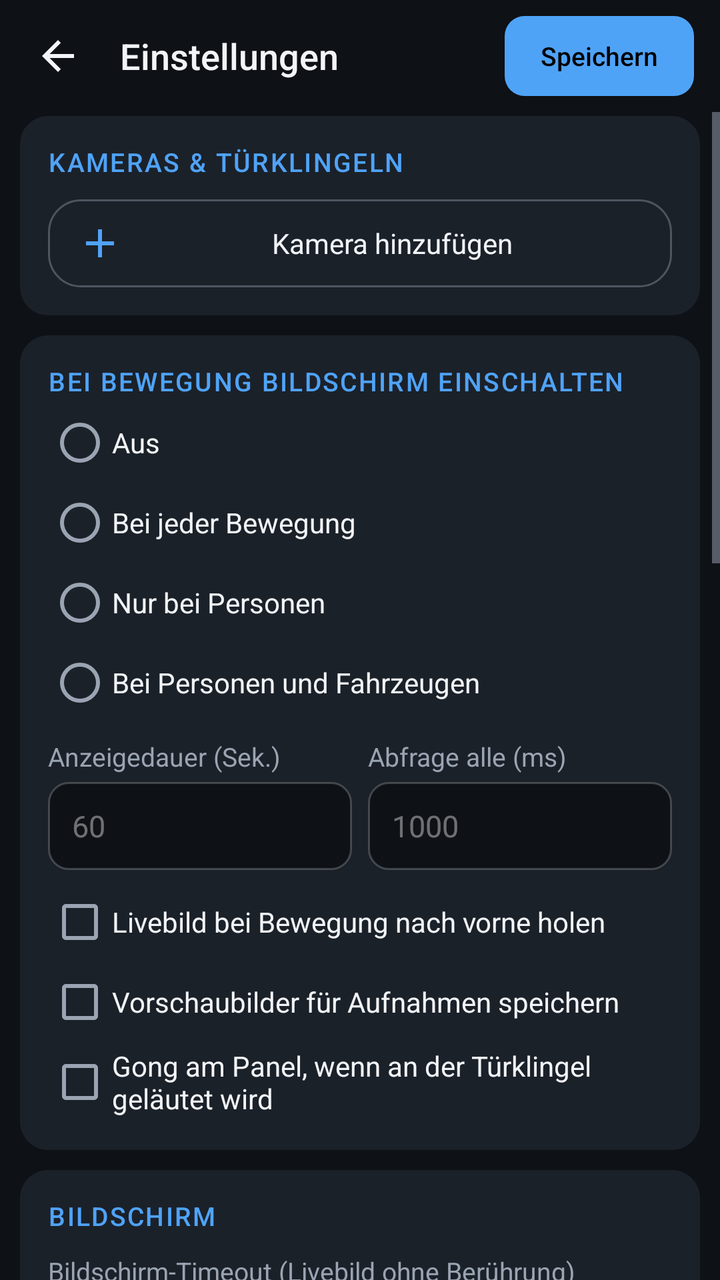
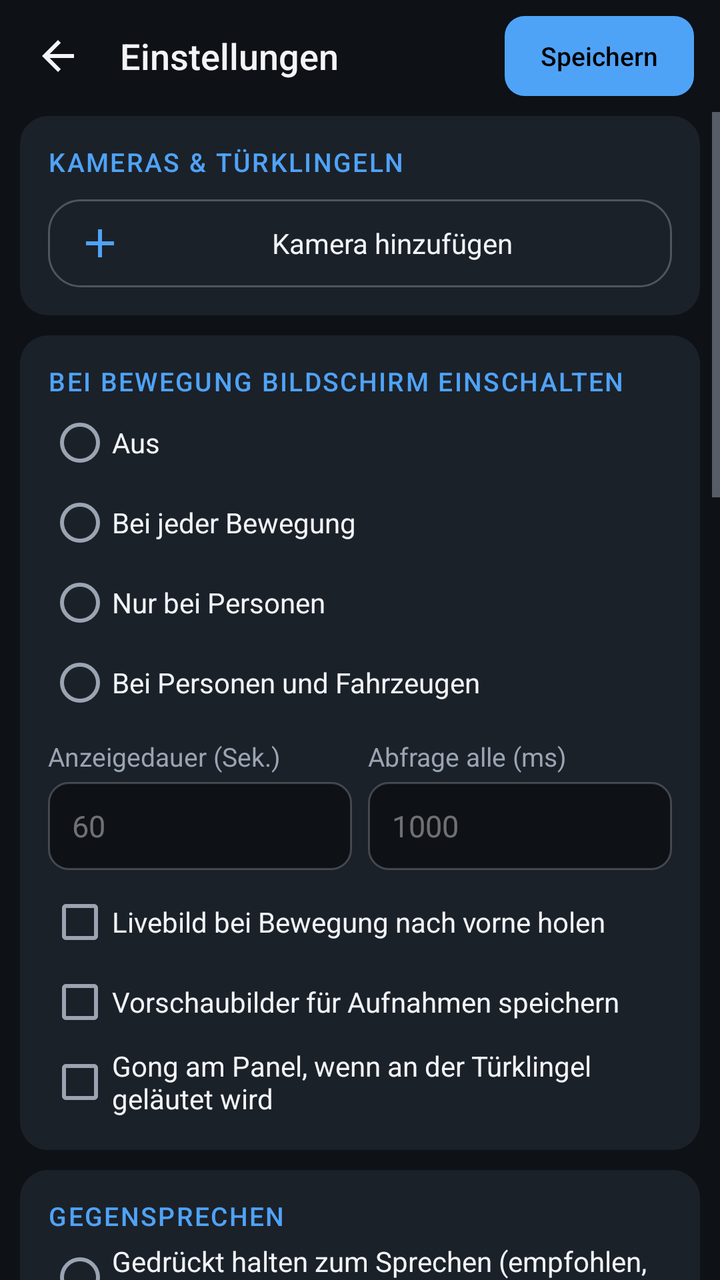

Before-and-after screenshots of an Android layout around one commit, followed by the original layout XML and the change that was made.
<!-- AndroidManifest.xml: application theme AppTheme -->
<!-- res/layout/activity_settings.xml -->
<?xml version="1.0" encoding="utf-8"?>
<LinearLayout xmlns:android="http://schemas.android.com/apk/res/android"
    android:layout_width="match_parent"
    android:layout_height="match_parent"
    android:background="@color/bg"
    android:orientation="vertical">

    
    <LinearLayout
        android:layout_width="match_parent"
        android:layout_height="56dp"
        android:gravity="center_vertical"
        android:orientation="horizontal"
        android:paddingLeft="4dp"
        android:paddingRight="10dp">

        <ImageButton
            android:id="@+id/btnBackSettings"
            style="@style/IconButton"
            android:contentDescription="Zurück"
            android:src="@drawable/ic_back" />

        <TextView
            style="@style/Title"
            android:layout_width="0dp"
            android:layout_height="wrap_content"
            android:layout_marginLeft="6dp"
            android:layout_weight="1"
            android:text="Einstellungen" />

        <Button
            android:id="@+id/btnSave"
            style="@style/BarButton"
            android:layout_width="wrap_content"
            android:layout_height="40dp"
            android:minHeight="40dp"
            android:background="@drawable/btn_primary"
            android:paddingLeft="18dp"
            android:paddingRight="18dp"
            android:text="Speichern"
            android:textColor="#000000" />
    </LinearLayout>

    <ScrollView
        android:layout_width="match_parent"
        android:layout_height="0dp"
        android:layout_weight="1"
        android:fillViewport="true">

        <LinearLayout
            android:layout_width="match_parent"
            android:layout_height="wrap_content"
            android:orientation="vertical"
            android:paddingLeft="10dp"
            android:paddingRight="10dp"
            android:paddingBottom="16dp">

            
            <LinearLayout style="@style/Card" android:layout_width="match_parent" android:layout_height="wrap_content" android:layout_marginTop="2dp">
                <TextView style="@style/Section" android:layout_width="wrap_content" android:layout_height="wrap_content" android:text="Kameras &amp; Türklingeln" />
                <LinearLayout android:id="@+id/camList" android:layout_width="match_parent" android:layout_height="wrap_content" android:orientation="vertical" />
                <TextView android:id="@+id/btnAddCam" android:layout_width="match_parent" android:layout_height="44dp" android:layout_marginTop="8dp" android:background="@drawable/chip" android:clickable="true" android:drawableLeft="@drawable/ic_add" android:drawablePadding="8dp" android:drawableTint="@color/accent" android:focusable="true" android:gravity="center" android:paddingLeft="14dp" android:paddingRight="14dp" android:text="Kamera hinzufügen" android:textColor="@color/text" android:textSize="14sp" />
            </LinearLayout>

            
            <LinearLayout style="@style/Card" android:layout_width="match_parent" android:layout_height="wrap_content">
                <TextView style="@style/Section" android:layout_width="wrap_content" android:layout_height="wrap_content" android:text="Bei Bewegung Bildschirm einschalten" />
                <RadioGroup android:id="@+id/rgTrigger" android:layout_width="match_parent" android:layout_height="wrap_content" android:orientation="vertical">
                    <RadioButton android:id="@+id/rbTrigOff" style="@style/Option" android:layout_width="match_parent" android:layout_height="wrap_content" android:text="Aus" />
                    <RadioButton android:id="@+id/rbTrigAny" style="@style/Option" android:layout_width="match_parent" android:layout_height="wrap_content" android:text="Bei jeder Bewegung" />
                    <RadioButton android:id="@+id/rbTrigPerson" style="@style/Option" android:layout_width="match_parent" android:layout_height="wrap_content" android:text="Nur bei Personen" />
                    <RadioButton android:id="@+id/rbTrigPersonVehicle" style="@style/Option" android:layout_width="match_parent" android:layout_height="wrap_content" android:text="Bei Personen und Fahrzeugen" />
                </RadioGroup>

                <LinearLayout android:layout_width="match_parent" android:layout_height="wrap_content" android:orientation="horizontal">
                    <LinearLayout android:layout_width="0dp" android:layout_height="wrap_content" android:layout_weight="1" android:layout_marginRight="8dp" android:orientation="vertical">
                        <TextView style="@style/Label" android:layout_width="wrap_content" android:layout_height="wrap_content" android:text="Anzeigedauer (Sek.)" />
                        <EditText android:id="@+id/etWake" style="@style/Field" android:layout_width="match_parent" android:layout_height="wrap_content" android:hint="60" android:inputType="number" />
                    </LinearLayout>
                    <LinearLayout android:layout_width="0dp" android:layout_height="wrap_content" android:layout_weight="1" android:orientation="vertical">
                        <TextView style="@style/Label" android:layout_width="wrap_content" android:layout_height="wrap_content" android:text="Abfrage alle (ms)" />
                        <EditText android:id="@+id/etPoll" style="@style/Field" android:layout_width="match_parent" android:layout_height="wrap_content" android:hint="1000" android:inputType="number" />
                    </LinearLayout>
                </LinearLayout>

                <CheckBox android:id="@+id/cbFront" style="@style/Option" android:layout_width="match_parent" android:layout_height="wrap_content" android:layout_marginTop="6dp" android:text="Livebild bei Bewegung nach vorne holen" />
                <CheckBox android:id="@+id/cbThumbs" style="@style/Option" android:layout_width="match_parent" android:layout_height="wrap_content" android:text="Vorschaubilder für Aufnahmen speichern" />
                <CheckBox android:id="@+id/cbChime" style="@style/Option" android:layout_width="match_parent" android:layout_height="wrap_content" android:text="Gong am Panel, wenn an der Türklingel geläutet wird" />
            </LinearLayout>

            
            <LinearLayout style="@style/Card" android:layout_width="match_parent" android:layout_height="wrap_content">
                <TextView style="@style/Section" android:layout_width="wrap_content" android:layout_height="wrap_content" android:text="Bildschirm" />
                <TextView style="@style/Label" android:layout_width="wrap_content" android:layout_height="wrap_content" android:text="Bildschirm-Timeout (Livebild ohne Berührung)" />
                <Spinner android:id="@+id/spTimeout" android:layout_width="match_parent" android:layout_height="44dp" android:layout_marginTop="4dp" android:background="@drawable/field_bg" android:paddingLeft="4dp" android:popupBackground="@color/surface" android:spinnerMode="dropdown" />
                <CheckBox android:id="@+id/cbProxWake" style="@style/Option" android:layout_width="match_parent" android:layout_height="wrap_content" android:layout_marginTop="6dp" android:text="Display per Handbewegung einschalten (Näherungssensor)" />
                <TextView android:id="@+id/tvScreenHint" android:layout_width="match_parent" android:layout_height="wrap_content" android:layout_marginTop="2dp" android:textColor="@color/textDim" android:textSize="12sp" />
                <Button android:id="@+id/btnAdmin" style="@style/BarButton" android:layout_width="match_parent" android:layout_height="wrap_content" android:layout_marginTop="8dp" android:background="@drawable/chip" android:text="Display-Ausschalten erlauben" />
            </LinearLayout>

            
            <LinearLayout style="@style/Card" android:layout_width="match_parent" android:layout_height="wrap_content">
                <TextView style="@style/Section" android:layout_width="wrap_content" android:layout_height="wrap_content" android:text="Bildqualität" />
                <TextView style="@style/Label" android:layout_width="wrap_content" android:layout_height="wrap_content" android:text="Livebild" />
                <RadioGroup android:id="@+id/rgLive" android:layout_width="match_parent" android:layout_height="wrap_content" android:orientation="vertical">
                    <RadioButton android:id="@+id/rbLiveSub" style="@style/Option" android:layout_width="match_parent" android:layout_height="wrap_content" android:text="SD – flüssig, wenig CPU (empfohlen)" />
                    <RadioButton android:id="@+id/rbLiveMain" style="@style/Option" android:layout_width="match_parent" android:layout_height="wrap_content" android:text="HD – fällt automatisch auf SD zurück, falls nicht abspielbar" />
                </RadioGroup>
                <TextView style="@style/Label" android:layout_width="wrap_content" android:layout_height="wrap_content" android:text="Aufnahmen abspielen in" />
                <RadioGroup android:id="@+id/rgRec" android:layout_width="match_parent" android:layout_height="wrap_content" android:orientation="vertical">
                    <RadioButton android:id="@+id/rbRecSub" style="@style/Option" android:layout_width="match_parent" android:layout_height="wrap_content" android:text="SD – lädt schnell (empfohlen)" />
                    <RadioButton android:id="@+id/rbRecMain" style="@style/Option" android:layout_width="match_parent" android:layout_height="wrap_content" android:text="HD – große Dateien" />
                </RadioGroup>
                <TextView style="@style/Label" android:layout_width="wrap_content" android:layout_height="wrap_content" android:text="Übersicht (mehrere Kameras)" />
                <CheckBox android:id="@+id/cbGridLive" style="@style/Option" android:layout_width="match_parent" android:layout_height="wrap_content" android:text="Livevideo statt Standbildern (bis 4 Kameras, mehr CPU)" />
                <TextView style="@style/Label" android:layout_width="wrap_content" android:layout_height="wrap_content" android:text="Standbilder aktualisieren alle (Sek.)" />
                <EditText android:id="@+id/etGridSeconds" style="@style/Field" android:layout_width="match_parent" android:layout_height="wrap_content" android:hint="2" android:inputType="number" />
            </LinearLayout>

            
            <LinearLayout style="@style/Card" android:layout_width="match_parent" android:layout_height="wrap_content">
                <TextView style="@style/Section" android:layout_width="wrap_content" android:layout_height="wrap_content" android:text="Schwenken &amp; Sirene" />
                <LinearLayout android:layout_width="match_parent" android:layout_height="wrap_content" android:orientation="horizontal">
                    <LinearLayout android:layout_width="0dp" android:layout_height="wrap_content" android:layout_weight="1" android:layout_marginRight="8dp" android:orientation="vertical">
                        <TextView style="@style/Label" android:layout_width="wrap_content" android:layout_height="wrap_content" android:text="Schwenk-Tempo (1–64)" />
                        <EditText android:id="@+id/etPtzSpeed" style="@style/Field" android:layout_width="match_parent" android:layout_height="wrap_content" android:hint="32" android:inputType="number" />
                    </LinearLayout>
                    <LinearLayout android:layout_width="0dp" android:layout_height="wrap_content" android:layout_weight="1" android:orientation="vertical">
                        <TextView style="@style/Label" android:layout_width="wrap_content" android:layout_height="wrap_content" android:text="Sirene max. (Sek.)" />
                        <EditText android:id="@+id/etSiren" style="@style/Field" android:layout_width="match_parent" android:layout_height="wrap_content" android:hint="30" android:inputType="number" />
                    </LinearLayout>
                </LinearLayout>
            </LinearLayout>

            
            <LinearLayout style="@style/Card" android:layout_width="match_parent" android:layout_height="wrap_content">
                <TextView style="@style/Section" android:layout_width="wrap_content" android:layout_height="wrap_content" android:text="Gerätestart" />
                <CheckBox android:id="@+id/cbBoot" style="@style/Option" android:layout_width="match_parent" android:layout_height="wrap_content" android:text="Überwachung beim Start automatisch aktivieren" />
                <CheckBox android:id="@+id/cbOpenBoot" style="@style/Option" android:layout_width="match_parent" android:layout_height="wrap_content" android:text="App beim Start sofort öffnen" />
                <Button android:id="@+id/btnBattery" style="@style/BarButton" android:layout_width="match_parent" android:layout_height="wrap_content" android:layout_marginTop="8dp" android:background="@drawable/chip" android:text="Von Akku-Optimierung ausnehmen" />
            </LinearLayout>

        </LinearLayout>
    </ScrollView>
</LinearLayout>
<!-- resources referenced by this layout -->
<resources>
  <color name="accent">#4FA3F7</color>
  <color name="bg">#0E1116</color>
  <color name="surface">#1B2129</color>
  <color name="text">#F2F4F7</color>
  <color name="textDim">#9AA4B2</color>
  <!-- drawable btn_primary (drawable) -->
  <?xml version="1.0" encoding="utf-8"?>
  <selector xmlns:android="http://schemas.android.com/apk/res/android">
      <item android:state_pressed="true">
          <shape android:shape="rectangle">
              <solid android:color="#FF8CC4FA" />
              <corners android:radius="10dp" />
          </shape>
      </item>
      <item>
          <shape android:shape="rectangle">
              <solid android:color="@color/accent" />
              <corners android:radius="10dp" />
          </shape>
      </item>
  </selector>
  <!-- drawable ic_add (drawable) -->
  <vector xmlns:android="http://schemas.android.com/apk/res/android"
      android:width="24dp" android:height="24dp"
      android:viewportWidth="24" android:viewportHeight="24">
      <path android:fillColor="#FFFFFFFF" android:pathData="M19,13h-6v6h-2v-6H5v-2h6V5h2v6h6v2z" />
  </vector>
  <!-- drawable ic_back (drawable) -->
  <vector xmlns:android="http://schemas.android.com/apk/res/android"
      android:width="24dp" android:height="24dp"
      android:viewportWidth="24" android:viewportHeight="24"
      android:tint="?android:attr/textColorPrimary">
      <path android:fillColor="#FFFFFFFF" android:pathData="M20,11H7.83l5.59,-5.59L12,4l-8,8 8,8 1.41,-1.41L7.83,13H20v-2z" />
  </vector>
  <style name="Card">
          <item name="android:background">@drawable/card</item>
          <item name="android:orientation">vertical</item>
          <item name="android:padding">14dp</item>
          <item name="android:layout_marginTop">10dp</item>
      </style>
  <style name="IconButton">
          <item name="android:layout_width">48dp</item>
          <item name="android:layout_height">48dp</item>
          <item name="android:layout_marginLeft">1dp</item>
          <item name="android:layout_marginRight">1dp</item>
          <item name="android:background">@drawable/icon_btn</item>
          <item name="android:scaleType">center</item>
          <item name="android:tint">@color/icon_tint</item>
      </style>
  <style name="Label">
          <item name="android:textColor">@color/textDim</item>
          <item name="android:textSize">13sp</item>
          <item name="android:layout_marginTop">8dp</item>
      </style>
  <style name="Option">
          <item name="android:textColor">@color/text</item>
          <item name="android:textSize">14sp</item>
          <item name="android:minHeight">40dp</item>
      </style>
  <style name="Section">
          <item name="android:textColor">@color/accent</item>
          <item name="android:textSize">13sp</item>
          <item name="android:fontFamily">sans-serif-medium</item>
          <item name="android:textAllCaps">true</item>
          <item name="android:letterSpacing">0.06</item>
          <item name="android:layout_marginBottom">2dp</item>
      </style>
  <style name="Title">
          <item name="android:textColor">@color/text</item>
          <item name="android:textSize">18sp</item>
          <item name="android:fontFamily">sans-serif-medium</item>
      </style>
  <!-- drawable card (drawable) -->
  <?xml version="1.0" encoding="utf-8"?>
  <shape xmlns:android="http://schemas.android.com/apk/res/android" android:shape="rectangle">
      <solid android:color="@color/surface" />
      <corners android:radius="14dp" />
  </shape>
  <!-- drawable icon_btn (drawable) -->
  <?xml version="1.0" encoding="utf-8"?>
  <selector xmlns:android="http://schemas.android.com/apk/res/android">
      <item android:state_pressed="true">
          <shape android:shape="oval"><solid android:color="#554FA3F7" /></shape>
      </item>
      <item android:state_activated="true">
          <shape android:shape="oval"><solid android:color="#334FA3F7" /></shape>
      </item>
      <item>
          <shape android:shape="oval"><solid android:color="#00000000" /></shape>
      </item>
  </selector>
  <color name="surface_pressed">#2C3644</color>
  <!-- unchanged entries left out for length: 6 -->
</resources>

<!-- the commit's change to res/layout/activity_settings.xml (unified diff, before → after) -->
@@ -90,6 +90,18 @@
 
             
             <LinearLayout style="@style/Card" android:layout_width="match_parent" android:layout_height="wrap_content">
+                <TextView style="@style/Section" android:layout_width="wrap_content" android:layout_height="wrap_content" android:text="Gegensprechen" />
+                <RadioGroup android:id="@+id/rgTalk" android:layout_width="match_parent" android:layout_height="wrap_content" android:orientation="vertical">
+                    <RadioButton android:id="@+id/rbTalkHold" style="@style/Option" android:layout_width="match_parent" android:layout_height="wrap_content" android:text="Gedrückt halten zum Sprechen (empfohlen, kein Echo)" />
+                    <RadioButton android:id="@+id/rbTalkToggle" style="@style/Option" android:layout_width="match_parent" android:layout_height="wrap_content" android:text="Antippen zum Ein-/Ausschalten" />
+                </RadioGroup>
+                <TextView style="@style/Label" android:layout_width="wrap_content" android:layout_height="wrap_content" android:text="Mikrofon" />
+                <Spinner android:id="@+id/spMic" android:layout_width="match_parent" android:layout_height="44dp" android:layout_marginTop="4dp" android:background="@drawable/field_bg" android:paddingLeft="4dp" android:popupBackground="@color/surface" android:spinnerMode="dropdown" />
+                <TextView android:layout_width="match_parent" android:layout_height="wrap_content" android:layout_marginTop="4dp" android:text="Hört die Kamera dich nicht, eine andere Mikrofonquelle wählen. Während du sprichst, ist der Kameraton am Panel stumm." android:textColor="@color/textDim" android:textSize="12sp" />
+            </LinearLayout>
+
+            
+            <LinearLayout style="@style/Card" android:layout_width="match_parent" android:layout_height="wrap_content">
                 <TextView style="@style/Section" android:layout_width="wrap_content" android:layout_height="wrap_content" android:text="Bildschirm" />
                 <TextView style="@style/Label" android:layout_width="wrap_content" android:layout_height="wrap_content" android:text="Bildschirm-Timeout (Livebild ohne Berührung)" />
                 <Spinner android:id="@+id/spTimeout" android:layout_width="match_parent" android:layout_height="44dp" android:layout_marginTop="4dp" android:background="@drawable/field_bg" android:paddingLeft="4dp" android:popupBackground="@color/surface" android:spinnerMode="dropdown" />
